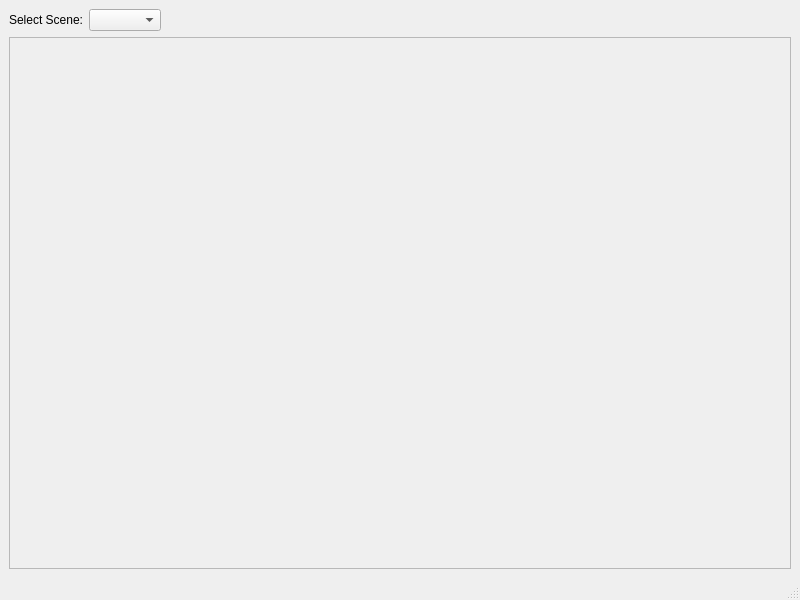
Qt form mainwindow.ui (KYNNAC/SonusFlow) before a commit.
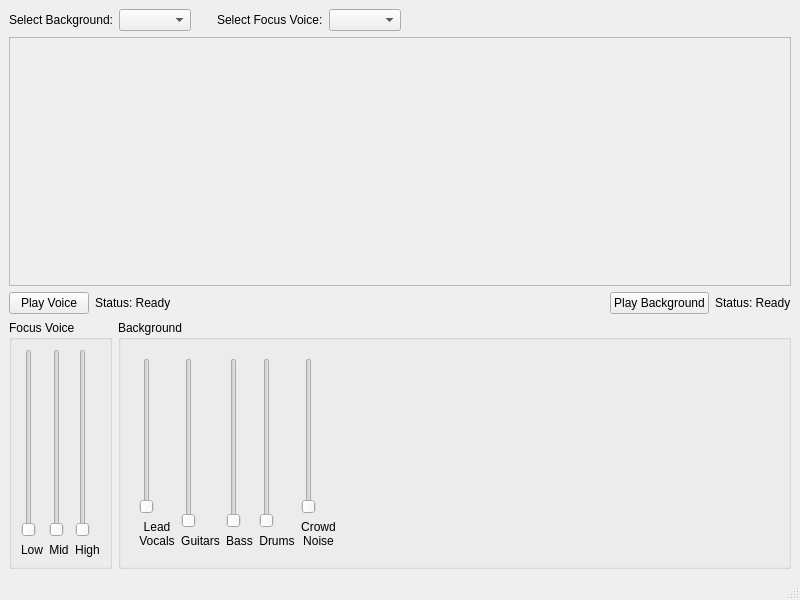
The same form after that commit. The open tabs and pages were chosen to show the change.

Commit message: feat: Complete final UI mockup with all mixer layouts

Diff of the .ui file:
```diff
--- a/mainwindow.ui
+++ b/mainwindow.ui
@@ -20,7 +20,7 @@
       <item>
        <widget class="QLabel" name="label">
         <property name="text">
-         <string>Select Scene:</string>
+         <string>Select Background:</string>
         </property>
        </widget>
       </item>
@@ -28,7 +28,33 @@
        <widget class="QComboBox" name="ambienceComboBox"/>
       </item>
       <item>
-       <spacer name="horizontalSpacer">
+       <spacer name="horizontalSpacer_2">
+        <property name="orientation">
+         <enum>Qt::Orientation::Horizontal</enum>
+        </property>
+        <property name="sizeType">
+         <enum>QSizePolicy::Policy::Fixed</enum>
+        </property>
+        <property name="sizeHint" stdset="0">
+         <size>
+          <width>20</width>
+          <height>20</height>
+         </size>
+        </property>
+       </spacer>
+      </item>
+      <item>
+       <widget class="QLabel" name="voiceLabel">
+        <property name="text">
+         <string>Select Focus Voice:</string>
+        </property>
+       </widget>
+      </item>
+      <item>
+       <widget class="QComboBox" name="voiceComboBox"/>
+      </item>
+      <item>
+       <spacer name="horizontalSpacer_3">
         <property name="orientation">
          <enum>Qt::Orientation::Horizontal</enum>
         </property>
@@ -56,23 +82,448 @@
       <property name="frameShadow">
        <enum>QFrame::Shadow::Raised</enum>
       </property>
-      <widget class="QStackedWidget" name="mixerStackedWidget">
-       <property name="geometry">
-        <rect>
-         <x>0</x>
-         <y>260</y>
-         <width>782</width>
-         <height>260</height>
-        </rect>
-       </property>
-       <property name="currentIndex">
-        <number>0</number>
-       </property>
-       <widget class="QWidget" name="page"/>
-       <widget class="QWidget" name="page_2"/>
-      </widget>
      </widget>
     </item>
+    <item>
+     <layout class="QHBoxLayout" name="transportLayout">
+      <item>
+       <widget class="QPushButton" name="playVoiceButton">
+        <property name="text">
+         <string>Play Voice</string>
+        </property>
+       </widget>
+      </item>
+      <item>
+       <widget class="QLabel" name="voiceStatusLabel">
+        <property name="text">
+         <string>Status: Ready</string>
+        </property>
+       </widget>
+      </item>
+      <item>
+       <spacer name="transportCenterSpacer">
+        <property name="orientation">
+         <enum>Qt::Orientation::Horizontal</enum>
+        </property>
+        <property name="sizeHint" stdset="0">
+         <size>
+          <width>40</width>
+          <height>20</height>
+         </size>
+        </property>
+       </spacer>
+      </item>
+      <item>
+       <widget class="QPushButton" name="playBackgroundButton">
+        <property name="text">
+         <string>Play Background</string>
+        </property>
+       </widget>
+      </item>
+      <item>
+       <widget class="QLabel" name="backgroundStatusLabel">
+        <property name="text">
+         <string>Status: Ready</string>
+        </property>
+       </widget>
+      </item>
+     </layout>
+    </item>
+    <item>
+     <layout class="QHBoxLayout" name="mainMixerLayout">
+      <item>
+       <widget class="QGroupBox" name="voiceMixerGroupBox">
+        <property name="title">
+         <string>Focus Voice</string>
+        </property>
+        <layout class="QHBoxLayout" name="horizontalLayout_3">
+         <item>
+          <layout class="QVBoxLayout" name="voiceLowLayout">
+           <item>
+            <widget class="QSlider" name="slider_voice_low">
+             <property name="orientation">
+              <enum>Qt::Orientation::Vertical</enum>
+             </property>
+            </widget>
+           </item>
+           <item>
+            <widget class="QLabel" name="label_voice_low">
+             <property name="text">
+              <string>Low</string>
+             </property>
+             <property name="alignment">
+              <set>Qt::AlignmentFlag::AlignCenter</set>
+             </property>
+            </widget>
+           </item>
+          </layout>
+         </item>
+         <item>
+          <layout class="QVBoxLayout" name="voiceMidLayout">
+           <item>
+            <widget class="QSlider" name="slider_voice_mid">
+             <property name="orientation">
+              <enum>Qt::Orientation::Vertical</enum>
+             </property>
+            </widget>
+           </item>
+           <item>
+            <widget class="QLabel" name="label_voice_mid">
+             <property name="text">
+              <string>Mid</string>
+             </property>
+             <property name="alignment">
+              <set>Qt::AlignmentFlag::AlignCenter</set>
+             </property>
+            </widget>
+           </item>
+          </layout>
+         </item>
+         <item>
+          <layout class="QVBoxLayout" name="voiceHighLayout">
+           <item>
+            <widget class="QSlider" name="slider_voice_high">
+             <property name="orientation">
+              <enum>Qt::Orientation::Vertical</enum>
+             </property>
+            </widget>
+           </item>
+           <item>
+            <widget class="QLabel" name="label_voice_high">
+             <property name="text">
+              <string>High</string>
+             </property>
+             <property name="alignment">
+              <set>Qt::AlignmentFlag::AlignCenter</set>
+             </property>
+            </widget>
+           </item>
+          </layout>
+         </item>
+        </layout>
+       </widget>
+      </item>
+      <item>
+       <widget class="QGroupBox" name="ambienceMixerGroupBox">
+        <property name="title">
+         <string>Background</string>
+        </property>
+        <layout class="QVBoxLayout" name="verticalLayout_2">
+         <item>
+          <widget class="QStackedWidget" name="mixerStackedWidget">
+           <property name="currentIndex">
+            <number>1</number>
+           </property>
+           <widget class="QWidget" name="page_cafe">
+            <layout class="QHBoxLayout" name="horizontalLayout_cafe">
+             <item>
+              <layout class="QVBoxLayout" name="vLayout_cafe_dialogue">
+               <item>
+                <widget class="QSlider" name="slider_cafe_dialogue">
+                 <property name="orientation">
+                  <enum>Qt::Orientation::Vertical</enum>
+                 </property>
+                </widget>
+               </item>
+               <item>
+                <widget class="QLabel" name="label_cafe_dialogue">
+                 <property name="text">
+                  <string>Mumbled&lt;br&gt;Dialogue</string>
+                 </property>
+                 <property name="alignment">
+                  <set>Qt::AlignmentFlag::AlignCenter</set>
+                 </property>
+                </widget>
+               </item>
+              </layout>
+             </item>
+             <item>
+              <layout class="QVBoxLayout" name="vLayout_cafe_cups">
+               <item>
+                <widget class="QSlider" name="slider_cafe_cups">
+                 <property name="orientation">
+                  <enum>Qt::Orientation::Vertical</enum>
+                 </property>
+                </widget>
+               </item>
+               <item>
+                <widget class="QLabel" name="label_cafe_cups">
+                 <property name="text">
+                  <string>Clinking&lt;br&gt;Cups</string>
+                 </property>
+                 <property name="alignment">
+                  <set>Qt::AlignmentFlag::AlignCenter</set>
+                 </property>
+                </widget>
+               </item>
+              </layout>
+             </item>
+             <item>
+              <layout class="QVBoxLayout" name="vLayout_cafe_music">
+               <item>
+                <widget class="QSlider" name="slider_cafe_music">
+                 <property name="orientation">
+                  <enum>Qt::Orientation::Vertical</enum>
+                 </property>
+                </widget>
+               </item>
+               <item>
+                <widget class="QLabel" name="label_cafe_music">
+                 <property name="text">
+                  <string>Background&lt;br&gt;Music</string>
+                 </property>
+                 <property name="alignment">
+                  <set>Qt::AlignmentFlag::AlignCenter</set>
+                 </property>
+                </widget>
+               </item>
+              </layout>
+             </item>
+             <item>
+              <spacer name="spacer_cafe">
+               <property name="orientation">
+                <enum>Qt::Orientation::Horizontal</enum>
+               </property>
+               <property name="sizeHint" stdset="0">
+                <size>
+                 <width>40</width>
+                 <height>20</height>
+                </size>
+               </property>
+              </spacer>
+             </item>
+            </layout>
+           </widget>
+           <widget class="QWidget" name="page_sidewalk">
+            <layout class="QHBoxLayout" name="horizontalLayout_sidewalk">
+             <item>
+              <layout class="QVBoxLayout" name="vLayout_sidewalk_dialogue">
+               <item>
+                <widget class="QSlider" name="slider_sidewalk_dialogue">
+                 <property name="orientation">
+                  <enum>Qt::Orientation::Vertical</enum>
+                 </property>
+                </widget>
+               </item>
+               <item>
+                <widget class="QLabel" name="label_sidewalk_dialogue">
+                 <property name="text">
+                  <string>Mumbled&lt;br&gt;Dialogue</string>
+                 </property>
+                 <property name="alignment">
+                  <set>Qt::AlignmentFlag::AlignCenter</set>
+                 </property>
+                </widget>
+               </item>
+              </layout>
+             </item>
+             <item>
+              <layout class="QVBoxLayout" name="vLayout_sidewalk_footsteps">
+               <item>
+                <widget class="QSlider" name="slider_sidewalk_footsteps">
+                 <property name="orientation">
+                  <enum>Qt::Orientation::Vertical</enum>
+                 </property>
+                </widget>
+               </item>
+               <item>
+                <widget class="QLabel" name="label_sidewalk_footsteps">
+                 <property name="text">
+                  <string>Footsteps</string>
+                 </property>
+                 <property name="alignment">
+                  <set>Qt::AlignmentFlag::AlignCenter</set>
+                 </property>
+                </widget>
+               </item>
+              </layout>
+             </item>
+             <item>
+              <layout class="QVBoxLayout" name="vLayout_sidewalk_traffic">
+               <item>
+                <widget class="QSlider" name="slider_sidewalk_traffic">
+                 <property name="orientation">
+                  <enum>Qt::Orientation::Vertical</enum>
+                 </property>
+                </widget>
+               </item>
+               <item>
+                <widget class="QLabel" name="label_sidewalk_traffic">
+                 <property name="text">
+                  <string>Distant&lt;br&gt;Traffic</string>
+                 </property>
+                 <property name="alignment">
+                  <set>Qt::AlignmentFlag::AlignCenter</set>
+                 </property>
+                </widget>
+               </item>
+              </layout>
+             </item>
+             <item>
+              <layout class="QVBoxLayout" name="vLayout_sidewalk_sirens">
+               <item>
+                <widget class="QSlider" name="slider_sidewalk_sirens">
+                 <property name="orientation">
+                  <enum>Qt::Orientation::Vertical</enum>
+                 </property>
+                </widget>
+               </item>
+               <item>
+                <widget class="QLabel" name="label_sidewalk_sirens">
+                 <property name="text">
+                  <string>Sirens</string>
+                 </property>
+                 <property name="alignment">
+                  <set>Qt::AlignmentFlag::AlignCenter</set>
+                 </property>
+                </widget>
+               </item>
+              </layout>
+             </item>
+             <item>
+              <spacer name="spacer_sidewalk">
+               <property name="orientation">
+                <enum>Qt::Orientation::Horizontal</enum>
+               </property>
+               <property name="sizeHint" stdset="0">
+                <size>
+                 <width>40</width>
+                 <height>20</height>
+                </size>
+               </property>
+              </spacer>
+             </item>
+            </layout>
+           </widget>
+           <widget class="QWidget" name="page_concert">
+            <layout class="QHBoxLayout" name="horizontalLayout_concert">
+             <item>
+              <layout class="QVBoxLayout" name="vLayout_concert_vocals">
+               <item>
+                <widget class="QSlider" name="slider_concert_vocals">
+                 <property name="orientation">
+                  <enum>Qt::Orientation::Vertical</enum>
+                 </property>
+                </widget>
+               </item>
+               <item>
+                <widget class="QLabel" name="label_concert_vocals">
+                 <property name="text">
+                  <string>Lead&lt;br&gt;Vocals</string>
+                 </property>
+                 <property name="alignment">
+                  <set>Qt::AlignmentFlag::AlignCenter</set>
+                 </property>
+                </widget>
+               </item>
+              </layout>
+             </item>
+             <item>
+              <layout class="QVBoxLayout" name="vLayout_concert_guitars">
+               <item>
+                <widget class="QSlider" name="slider_concert_guitars">
+                 <property name="orientation">
+                  <enum>Qt::Orientation::Vertical</enum>
+                 </property>
+                </widget>
+               </item>
+               <item>
+                <widget class="QLabel" name="label_concert_guitars">
+                 <property name="text">
+                  <string>Guitars</string>
+                 </property>
+                 <property name="alignment">
+                  <set>Qt::AlignmentFlag::AlignCenter</set>
+                 </property>
+                </widget>
+               </item>
+              </layout>
+             </item>
+             <item>
+              <layout class="QVBoxLayout" name="vLayout_concert_bass">
+               <item>
+                <widget class="QSlider" name="slider_concert_bass">
+                 <property name="orientation">
+                  <enum>Qt::Orientation::Vertical</enum>
+                 </property>
+                </widget>
+               </item>
+               <item>
+                <widget class="QLabel" name="label_concert_bass">
+                 <property name="text">
+                  <string>Bass</string>
+                 </property>
+                 <property name="alignment">
+                  <set>Qt::AlignmentFlag::AlignCenter</set>
+                 </property>
+                </widget>
+               </item>
+              </layout>
+             </item>
+             <item>
+              <layout class="QVBoxLayout" name="vLayout_concert_drums">
+               <item>
+                <widget class="QSlider" name="slider_concert_drums">
+                 <property name="orientation">
+                  <enum>Qt::Orientation::Vertical</enum>
+                 </property>
+                </widget>
+               </item>
+               <item>
+                <widget class="QLabel" name="label_concert_drums">
+                 <property name="text">
+                  <string>Drums</string>
+                 </property>
+                 <property name="alignment">
+                  <set>Qt::AlignmentFlag::AlignCenter</set>
+                 </property>
+                </widget>
+               </item>
+              </layout>
+             </item>
+             <item>
+              <layout class="QVBoxLayout" name="vLayout_concert_crowd">
+               <item>
+                <widget class="QSlider" name="slider_concert_crowd">
+                 <property name="orientation">
+                  <enum>Qt::Orientation::Vertical</enum>
+                 </property>
+                </widget>
+               </item>
+               <item>
+                <widget class="QLabel" name="label_concert_crowd">
+                 <property name="text">
+                  <string>Crowd&lt;br&gt;Noise</string>
+                 </property>
+                 <property name="alignment">
+                  <set>Qt::AlignmentFlag::AlignCenter</set>
+                 </property>
+                </widget>
+               </item>
+              </layout>
+             </item>
+             <item>
+              <spacer name="spacer_concert">
+               <property name="orientation">
+                <enum>Qt::Orientation::Horizontal</enum>
+               </property>
+               <property name="sizeHint" stdset="0">
+                <size>
+                 <width>40</width>
+                 <height>20</height>
+                </size>
+               </property>
+              </spacer>
+             </item>
+            </layout>
+           </widget>
+          </widget>
+         </item>
+        </layout>
+       </widget>
+      </item>
+     </layout>
+    </item>
    </layout>
   </widget>
   <widget class="QStatusBar" name="statusbar"/>
```
Left out of the diff: 4 changed lines with no effect on the pictures. The commit also changes 2 other files.
